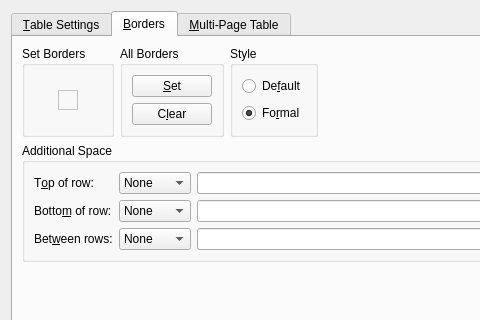
Above: src/frontends/qt4/ui/TabularUi.ui from cburschka/lyx before the change; both pictures show x 0 to 480 and y 0 to 320 of the 726 by 585 pixel window. Below: the same form after it.
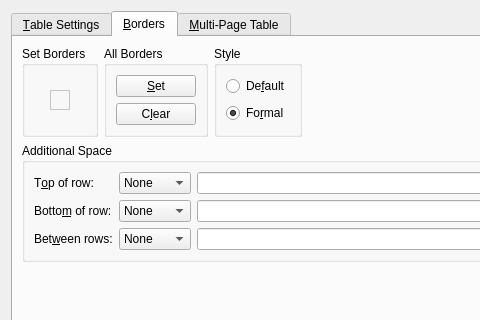
That is the form after the change. The open tabs and pages were chosen to show the change. Custom widgets are drawn as their Qt base class.

Diff of the .ui file:
```diff
--- a/src/frontends/qt4/ui/TabularUi.ui
+++ b/src/frontends/qt4/ui/TabularUi.ui
@@ -559,6 +559,9 @@
          <property name="title">
           <string>Set Borders</string>
          </property>
+         <property name="flat">
+          <bool>true</bool>
+         </property>
          <layout class="QGridLayout">
           <item row="0" column="0">
            <widget class="QFrame" name="bordersF">
@@ -724,6 +727,15 @@
                  </color>
                 </brush>
                </colorrole>
+               <colorrole role="PlaceholderText">
+                <brush brushstyle="NoBrush">
+                 <color alpha="128">
+                  <red>0</red>
+                  <green>0</green>
+                  <blue>0</blue>
+                 </color>
+                </brush>
+               </colorrole>
               </active>
               <inactive>
                <colorrole role="WindowText">
@@ -879,6 +891,15 @@
                  </color>
                 </brush>
                </colorrole>
+               <colorrole role="PlaceholderText">
+                <brush brushstyle="NoBrush">
+                 <color alpha="128">
+                  <red>0</red>
+                  <green>0</green>
+                  <blue>0</blue>
+                 </color>
+                </brush>
+               </colorrole>
               </inactive>
               <disabled>
                <colorrole role="WindowText">
@@ -1034,6 +1055,15 @@
                  </color>
                 </brush>
                </colorrole>
+               <colorrole role="PlaceholderText">
+                <brush brushstyle="NoBrush">
+                 <color alpha="128">
+                  <red>0</red>
+                  <green>0</green>
+                  <blue>0</blue>
+                 </color>
+                </brush>
+               </colorrole>
               </disabled>
              </palette>
             </property>
@@ -1068,6 +1098,9 @@
          <property name="title">
           <string>All Borders</string>
          </property>
+         <property name="flat">
+          <bool>true</bool>
+         </property>
          <layout class="QGridLayout">
           <item row="0" column="0">
            <widget class="QPushButton" name="borderSetPB">
@@ -1097,6 +1130,9 @@
          <property name="title">
           <string>Style</string>
          </property>
+         <property name="flat">
+          <bool>true</bool>
+         </property>
          <layout class="QGridLayout">
           <item row="1" column="0">
            <widget class="QRadioButton" name="booktabsRB">
```
Left out of the diff: 17 changed lines with no effect on the pictures.
